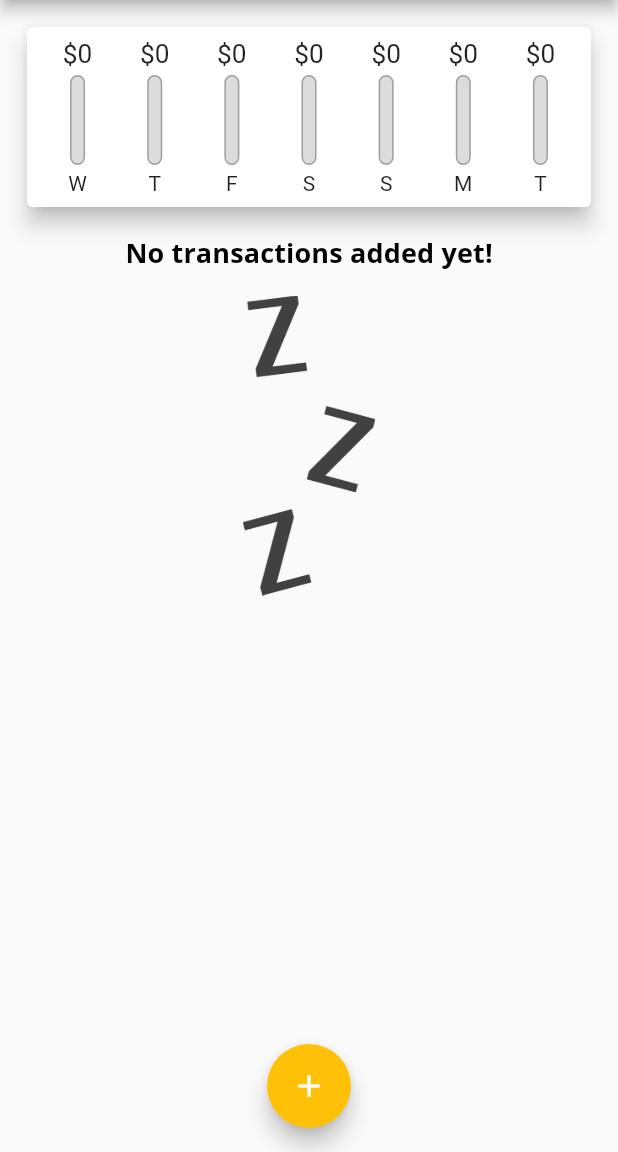
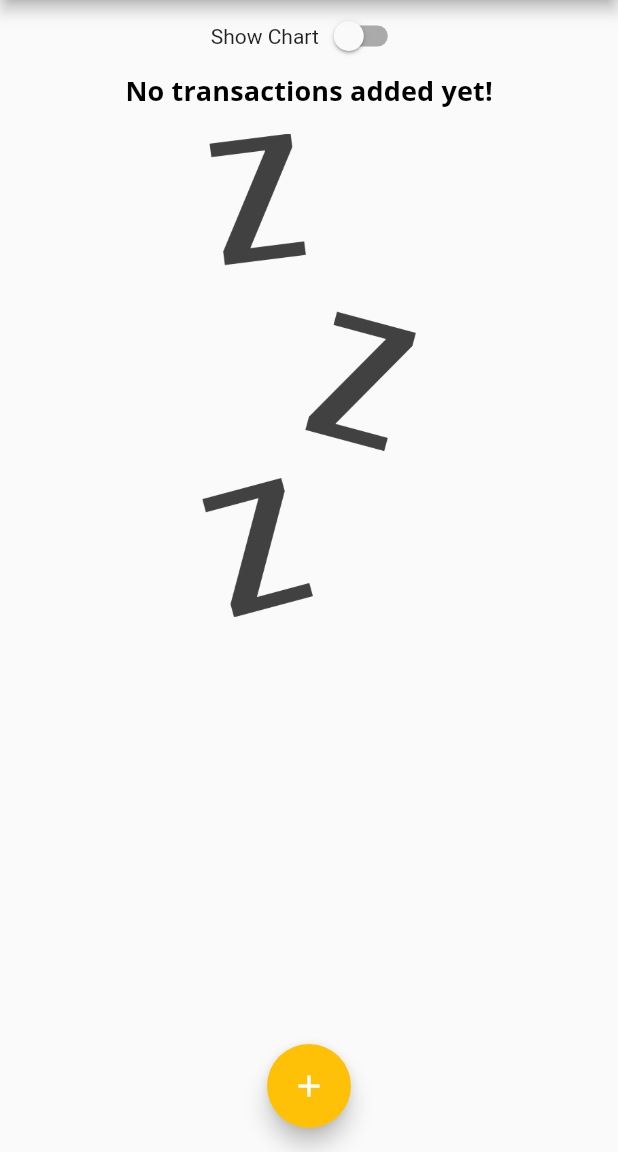
Before and after one commit to agolovanov-sharp/exexpence_planner, a Flutter app: the screen it shows after launch, on a phone screen of 412 x 824 dp, the part 84-1236 px from its top. Run offline on Flutter 3.47's test engine with Material 2 defaults, Android fonts, the phone set to English and light mode, and no system bars.

Commit message:
Adaptive and responsive interfaces

```diff
--- a/lib/main.dart
+++ b/lib/main.dart
@@ -43,6 +43,7 @@
 
 class _HomeWidgetState extends State<HomeWidget> {
   final List<Transaction> _userTransactions = [];
+  bool _showChart = false;
 
   void _addNewTransaction(String title, double amount, DateTime selectedDate) {
     final newTx = Transaction(
@@ -80,15 +81,17 @@
   // This widget is the root of your application.
   @override
   Widget build(BuildContext context) {
+    final appBar = AppBar(
+      title: const Text('Expence planner'),
+      actions: [
+        IconButton(
+            onPressed: () => _startAddNewTransaction(context),
+            icon: const Icon(Icons.add))
+      ],
+    );
+
     return Scaffold(
-      appBar: AppBar(
-        title: const Text('Expence planner'),
-        actions: [
-          IconButton(
-              onPressed: () => _startAddNewTransaction(context),
-              icon: const Icon(Icons.add))
-        ],
-      ),
+      appBar: appBar,
       floatingActionButton: FloatingActionButton(
         onPressed: () => _startAddNewTransaction(context),
         child: const Icon(Icons.add),
@@ -99,8 +102,35 @@
           // mainAxisAlignment: MainAxisAlignment.spaceEvenly,
           crossAxisAlignment: CrossAxisAlignment.stretch,
           children: [
-            Chart(_recentTransactions),
-            TransactionList(_userTransactions, _deleteTransaction)
+            Row(
+              mainAxisAlignment: MainAxisAlignment.center,
+              children: [
+                Text('Show Chart'),
+                Switch(
+                    value: _showChart,
+                    onChanged: (value) {
+                      setState(() {
+                        _showChart = value;
+                      });
+                    })
+              ],
+            ),
+            _showChart
+                ? Container(
+                    height: (MediaQuery.of(context).size.height -
+                            appBar.preferredSize.height -
+                            MediaQuery.of(context).padding.top -
+                            MediaQuery.of(context).padding.bottom) *
+                        0.7,
+                    child: Chart(_recentTransactions))
+                : Container(
+                    height: (MediaQuery.of(context).size.height -
+                            appBar.preferredSize.height -
+                            MediaQuery.of(context).padding.top -
+                            MediaQuery.of(context).padding.bottom) *
+                        0.7,
+                    child:
+                        TransactionList(_userTransactions, _deleteTransaction))
           ],
         ),
       ),
--- a/lib/widgets/chart_bar.dart
+++ b/lib/widgets/chart_bar.dart
@@ -14,17 +14,18 @@ class ChartBar extends StatelessWidget {
 
   @override
   Widget build(BuildContext context) {
-    return Column(
+    return LayoutBuilder(
+        builder: (context, constraints) => Column(
               children: [
                 Container(
-            height: 20,
-            child:
-                FittedBox(child: Text('\$${spendAmount.toStringAsFixed(0)}'))),
+                    height: constraints.maxHeight * 0.15,
+                    child: FittedBox(
+                        child: Text('\$${spendAmount.toStringAsFixed(0)}'))),
                 SizedBox(
-          height: 4,
+                  height: constraints.maxHeight * 0.05,
                 ),
                 Container(
-          height: 60,
+                  height: constraints.maxHeight * 0.6,
                   width: 10,
                   child: Stack(children: [
                     Container(
@@ -46,10 +47,12 @@ class ChartBar extends StatelessWidget {
                   ]),
                 ),
                 SizedBox(
-          height: 4,
+                  height: constraints.maxHeight * 0.05,
                 ),
-        Text(label)
+                Container(
+                    height: constraints.maxHeight * 0.15,
+                    child: FittedBox(child: Text(label)))
               ],
-    );
+            ));
   }
 }
--- a/lib/widgets/transaction_list.dart
+++ b/lib/widgets/transaction_list.dart
@@ -13,9 +13,9 @@ class TransactionList extends StatelessWidget {
   @override
   Widget build(BuildContext context) {
     return Container(
-      height: 300,
       child: transactions.isEmpty
-          ? Column(
+          ? LayoutBuilder(
+              builder: ((context, constraints) => Column(
                     children: [
                       Text(
                         'No transactions added yet!',
@@ -25,10 +25,10 @@ class TransactionList extends StatelessWidget {
                         height: 16,
                       ),
                       Container(
-                    height: 200,
+                          height: constraints.maxHeight * 0.6,
                           child: Image.asset('assets/images/waiting.png'))
                     ],
-            )
+                  )))
           : ListView.builder(
               itemBuilder: (ctx, index) {
                 return Card(
```
Lines whose indentation alone changed are shown as unchanged.
